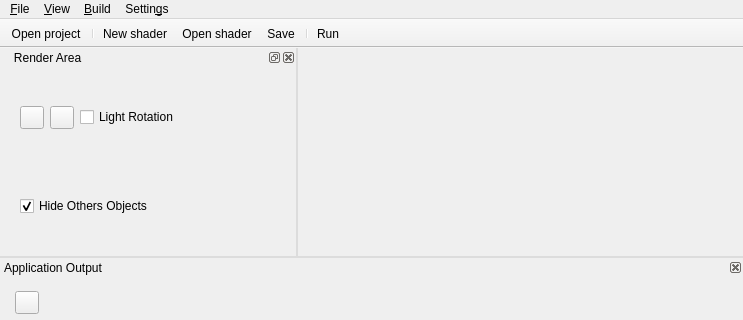
Before: the Qt Designer form forms/MainWindow.ui in ethiago/shader-labs, drawn with Qt 5; both pictures show x 0 to 743 and y 0 to 320 of the 743 by 526 pixel window.
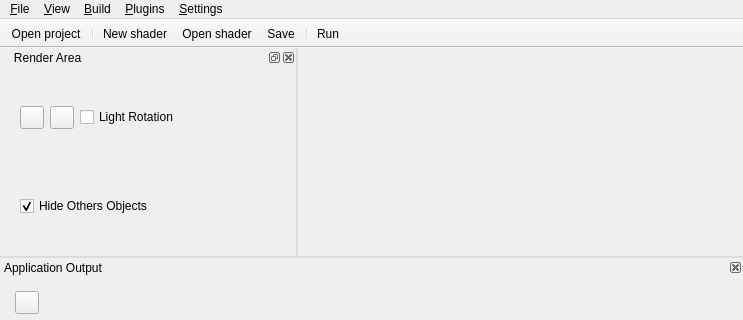
After: the same form once the commit is applied. Icons and pictures are not drawn.

The edit to the form file:
```diff
--- a/forms/MainWindow.ui
+++ b/forms/MainWindow.ui
@@ -106,12 +106,18 @@
    </widget>
    <widget class="QMenu" name="menuSettin">
     <property name="title">
-     <string>Settin&amp;gs</string>
+     <string>&amp;Settings</string>
+    </property>
+   </widget>
+   <widget class="QMenu" name="menuPlugins">
+    <property name="title">
+     <string>&amp;Plugins</string>
     </property>
    </widget>
    <addaction name="menuFile"/>
    <addaction name="menuView"/>
    <addaction name="menu_Build"/>
+   <addaction name="menuPlugins"/>
    <addaction name="menuSettin"/>
   </widget>
   <widget class="QToolBar" name="mainToolBar">
```
